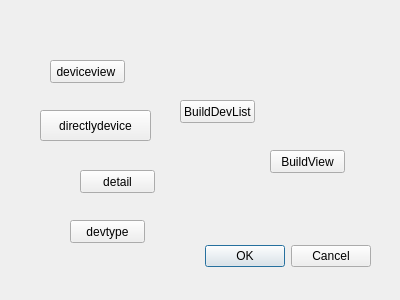
LDevin/CommandCenter, file CommandCenter/MainApp/zktestdialog.ui: the form before one commit.
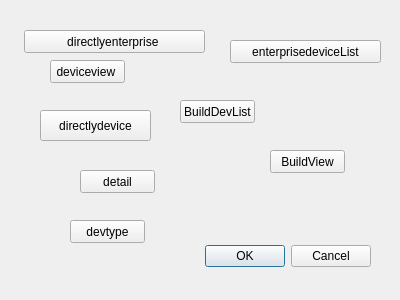
The form after the commit.

Commit message: modified:   CommandCenter/Link/comm/linkdefines.h 	modified:   CommandCenter/Link/linkUrl.json 	modified:   CommandCenter/Link/slave.cpp 	modified:   CommandCenter/Link/slave.h 	modified:   CommandCenter/MainApp/zktestdialog.cpp 	modified:   CommandCenter/MainApp/zktestdialog.h 	modified:   CommandCenter/MainApp/zktestdialog.ui

What changed in the file:
```diff
--- a/CommandCenter/MainApp/zktestdialog.ui
+++ b/CommandCenter/MainApp/zktestdialog.ui
@@ -107,6 +107,32 @@
     <string>directlydevice</string>
    </property>
   </widget>
+  <widget class="QPushButton" name="entDevList">
+   <property name="geometry">
+    <rect>
+     <x>230</x>
+     <y>40</y>
+     <width>151</width>
+     <height>23</height>
+    </rect>
+   </property>
+   <property name="text">
+    <string>enterprisedeviceList</string>
+   </property>
+  </widget>
+  <widget class="QPushButton" name="dirEnt">
+   <property name="geometry">
+    <rect>
+     <x>24</x>
+     <y>30</y>
+     <width>181</width>
+     <height>23</height>
+    </rect>
+   </property>
+   <property name="text">
+    <string>directlyenterprise </string>
+   </property>
+  </widget>
  </widget>
  <resources/>
  <connections>
```
The commit also changes 6 other files.
